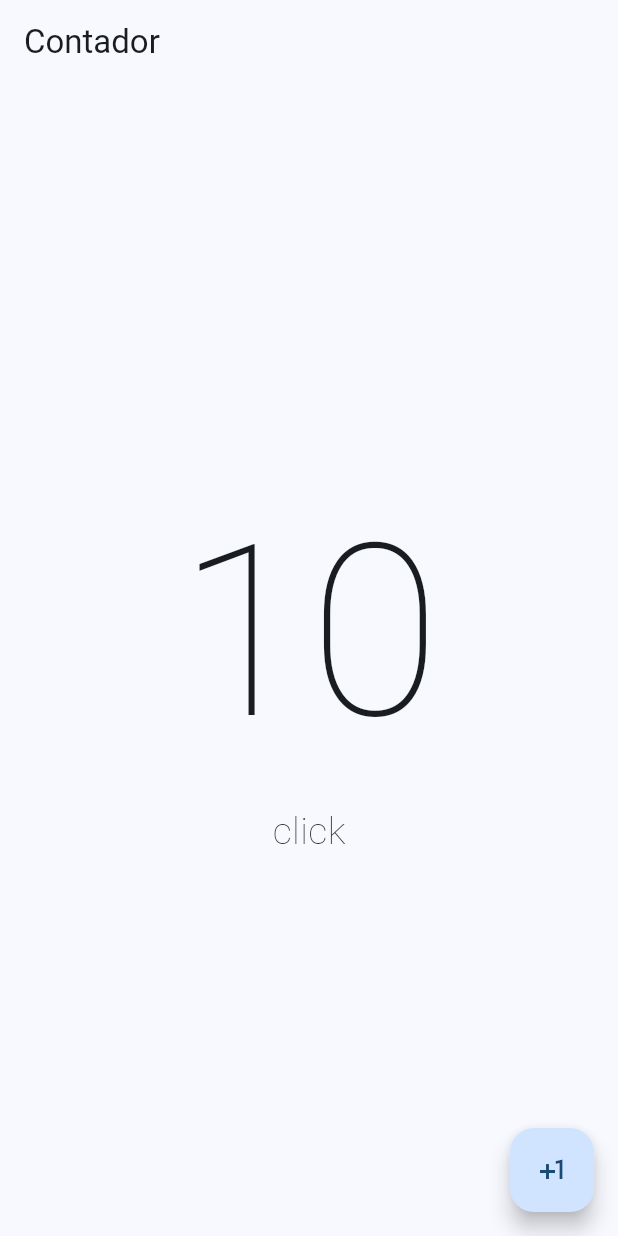
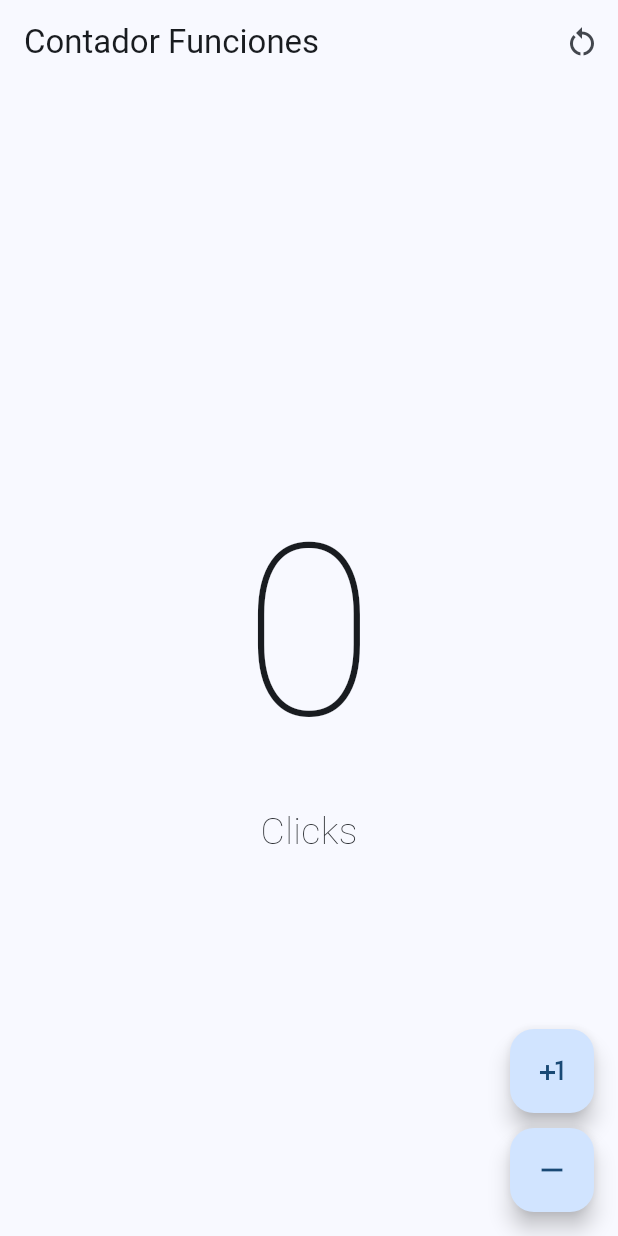
Before and after one commit to Galbfran/flutter-herrera, a Flutter app: the screen it shows after launch, on a phone screen of 412 x 824 dp. Run offline on Flutter 3.47's test engine with Material 2 defaults, Android fonts, the phone set to English and light mode, and no system bars.

Commit message:
subo primer ejercicio del curso estaados suma resta y restart

```diff
--- a/practica_1/inicial/lib/main.dart
+++ b/practica_1/inicial/lib/main.dart
@@ -1,5 +1,5 @@
 import 'package:flutter/material.dart';
-import 'package:inicial/presentacion/screens/counter_screens.dart';
+import 'package:inicial/presentacion/screens/couter_functions_screens.dart';
 
 void main() {
   runApp(const MyApp());
@@ -13,7 +13,7 @@ class MyApp extends StatelessWidget {
     return MaterialApp(
       debugShowCheckedModeBanner: false,
       theme: ThemeData(useMaterial3: true, colorSchemeSeed: Colors.blue),
-      home: const CounterScreen(),
+      home: const CounterFunctionsScreen(),
     );
   }
 }
--- a/practica_1/inicial/lib/presentacion/screens/counter_screens.dart
+++ b/practica_1/inicial/lib/presentacion/screens/counter_screens.dart
@@ -1,7 +1,14 @@
 import "package:flutter/material.dart";
 
-class CounterScreen extends StatelessWidget {
+class CounterScreen extends StatefulWidget {
   const CounterScreen({super.key});
+
+  @override
+  State<CounterScreen> createState() => _CounterScreenState();
+}
+
+class _CounterScreenState extends State<CounterScreen> {
+  int clickCouter = 0;
 
   @override
   Widget build(BuildContext context) {
@@ -9,24 +16,22 @@ class CounterScreen extends StatelessWidget {
       appBar: AppBar(
         title: const Text("Contador"),
       ),
-      body: const Center(
+      body: Center(
           child: Column(
         mainAxisAlignment: MainAxisAlignment.center,
         children: [
           Text(
-            '10',
-            style: TextStyle(fontSize: 160, fontWeight: FontWeight.w100),
+            '$clickCouter',
+            style: const TextStyle(fontSize: 160, fontWeight: FontWeight.w100),
           ),
           Text(
-            "click",
-            style: TextStyle(fontSize: 25, fontWeight: FontWeight.w100),
+            clickCouter == 1 ? "Click" : "Clicks",
+            style: const TextStyle(fontSize: 25, fontWeight: FontWeight.w100),
           ),
         ],
       )),
       floatingActionButton: FloatingActionButton(
-        onPressed: () {
-          print("hola");
-        },
+        onPressed: () => setState(() => clickCouter++),
         child: const Icon(Icons.plus_one),
       ),
     );
--- /dev/null
+++ b/practica_1/inicial/lib/presentacion/screens/couter_functions_screens.dart
@@ -0,0 +1,76 @@
+import "package:flutter/material.dart";
+
+class CounterFunctionsScreen extends StatefulWidget {
+  const CounterFunctionsScreen({super.key});
+
+  @override
+  State<CounterFunctionsScreen> createState() => _CounterFunctionsScreenState();
+}
+
+class _CounterFunctionsScreenState extends State<CounterFunctionsScreen> {
+  int clickCouter = 0;
+
+  @override
+  Widget build(BuildContext context) {
+    return Scaffold(
+        appBar: AppBar(
+          title: const Text("Contador Funciones"),
+          actions: [
+            IconButton(
+              icon: const Icon(Icons.restart_alt),
+              onPressed: () => setState(() => clickCouter = 0),
+            )
+          ],
+        ),
+        body: Center(
+            child: Column(
+          mainAxisAlignment: MainAxisAlignment.center,
+          children: [
+            Text(
+              '$clickCouter',
+              style:
+                  const TextStyle(fontSize: 160, fontWeight: FontWeight.w100),
+            ),
+            Text(
+              clickCouter == 1 ? "Click" : "Clicks",
+              style: const TextStyle(fontSize: 25, fontWeight: FontWeight.w100),
+            ),
+          ],
+        )),
+        floatingActionButton: Column(
+          mainAxisAlignment: MainAxisAlignment.end,
+          children: [
+            FloatingActionButton(
+              onPressed: () => setState(() => clickCouter++),
+              child: const Icon(Icons.plus_one),
+            ),
+            const SizedBox(
+              height: 10,
+            ),
+            CustomButton(
+                icon: Icons.remove,
+                onPressed: () => setState(
+                    () => clickCouter > 0 ? clickCouter-- : clickCouter)),
+          ],
+        ));
+  }
+}
+
+class CustomButton extends StatelessWidget {
+  final IconData icon;
+  final onPressed;
+
+  const CustomButton({
+    super.key,
+    required this.icon,
+    this.onPressed,
+  });
+
+  @override
+  Widget build(BuildContext context) {
+    return FloatingActionButton(
+      onPressed: () => onPressed(),
+      child: Icon(icon),
+    );
+  }
+}
```
